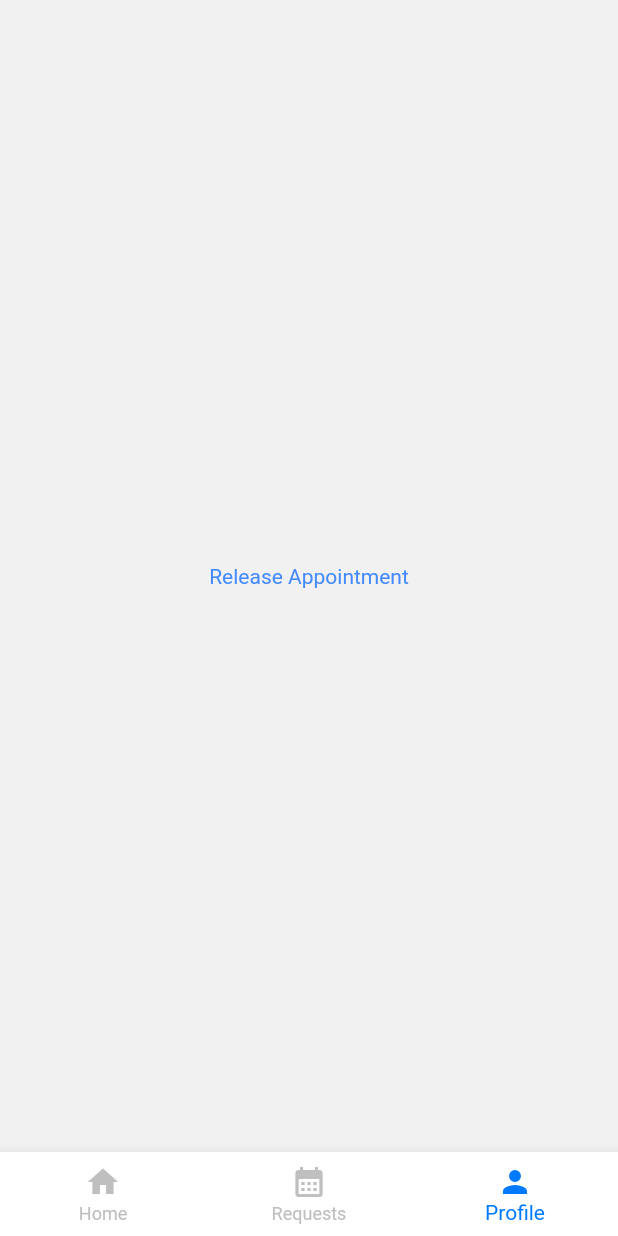
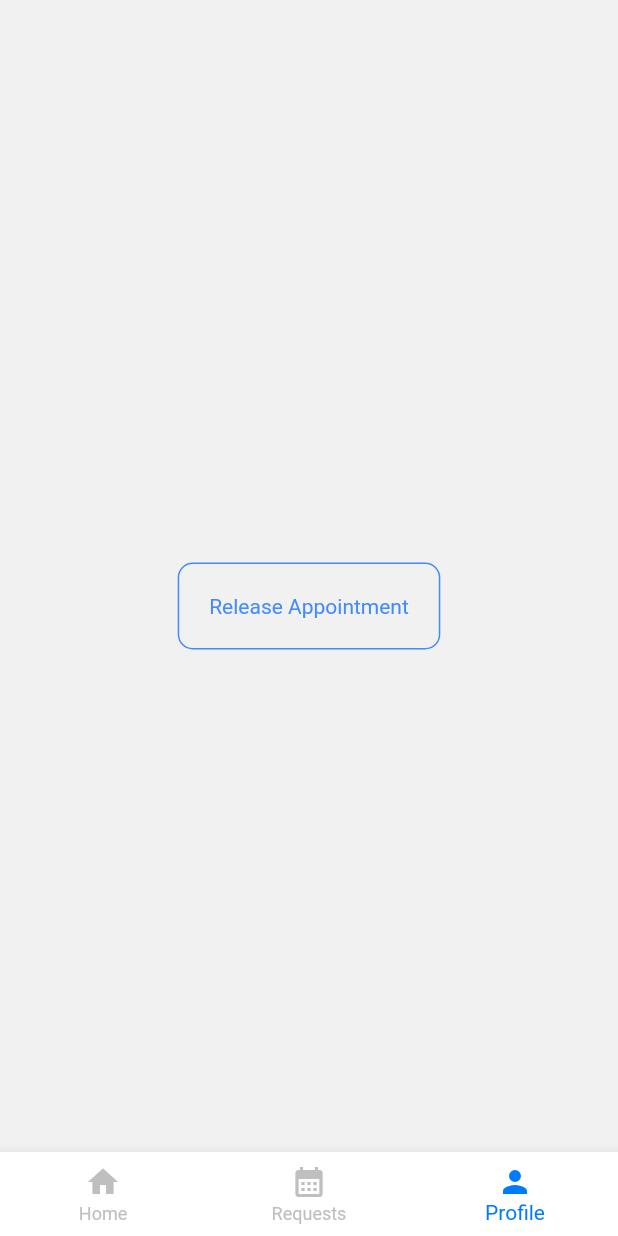
Before and after one commit to siddesh3101/eppo, a Flutter app: the ProfPage screen opened by its route, item 3 of the bottom bar chosen, after a tap on "Release Appointment", on a phone screen of 412 x 824 dp. Run offline on Flutter 3.47's test engine with Material 2 defaults, Android fonts, the phone set to English and light mode, and no system bars; our stand-ins replace calendar_timeline, carousel_slider, custom_sliding_segmented_control, dio, file_picker, firebase_core and 9 more; missing offline and left inert: booking_calendar, flutter_advanced_segment, flutter_google_places_hoc081098, geocoder, google_api_headers, google_maps_webservice and 2 more; accounts and stored records are empty; network calls fail.

Commit message:
lets goo

```diff
--- a/eppo/lib/pages/chat_page.dart
+++ b/eppo/lib/pages/chat_page.dart
@@ -27,7 +27,7 @@ class _ChatPageState extends State<ChatPage> {
   }
 
   setUpTimedFetch() {
-    Timer.periodic(Duration(milliseconds: 1000), (timer) {
+    Timer.periodic(Duration(milliseconds: 2000), (timer) {
       setState(() {
         _future =
             _chatRoomService.getChatMessages(widget.userId, widget.otherId);
@@ -117,6 +117,7 @@ class _ChatPageState extends State<ChatPage> {
                           ),
                           child: IconButton(
                             onPressed: () {
+                              if (_controller.text.isEmpty) return;
                               print('Send');
                               _chatRoomService.sendMessage(widget.userId,
                                   widget.otherId, _controller.text);
--- a/eppo/lib/pages/prof_home_page.dart
+++ b/eppo/lib/pages/prof_home_page.dart
@@ -233,7 +233,7 @@ class AppointmentCardProfessional extends StatelessWidget {
                             height: 2,
                           ),
                           Text(
-                            'Saloon',
+                            'Salon',
                             style: TextStyle(color: Color(MyColors.text01)),
                           ),
                         ],
@@ -303,11 +303,24 @@ class AppointmentCardProfessional extends StatelessWidget {
                               ),
                             );
                           },
-                        child: Text('Chat'),
+                          child: Text(
+                            'Chat',
+                            style: TextStyle(color: Colors.black),
                           ),
+                          style: ButtonStyle(
+                            backgroundColor:
+                                MaterialStateProperty.all(Color(MyColors.bg)),
+                          )),
                       ElevatedButton(
                         onPressed: _launchUrl,
-                        child: Text('Video Call'),
+                        child: Text(
+                          'Video Call',
+                          style: TextStyle(color: Colors.black),
+                        ),
+                        style: ButtonStyle(
+                          backgroundColor:
+                              MaterialStateProperty.all(Color(MyColors.bg)),
+                        ),
                       ),
                     ],
                   )
--- a/eppo/lib/pages/prof_page.dart
+++ b/eppo/lib/pages/prof_page.dart
@@ -31,7 +31,9 @@ class _ProfPageState extends State<ProfPage> {
   Widget build(BuildContext context) {
     return Scaffold(
       backgroundColor: MyColors.gray3,
-      body: PageView(
+      body: Padding(
+        padding: const EdgeInsets.only(top: 40),
+        child: PageView(
           controller: _pageController,
           physics: const NeverScrollableScrollPhysics(),
           children: [
@@ -45,14 +47,21 @@ class _ProfPageState extends State<ProfPage> {
                     onTap: () async {
                       var released = await AppointmentService().release();
                       if (released) {
-                      ScaffoldMessenger.of(context).showSnackBar(const SnackBar(
+                        ScaffoldMessenger.of(context)
+                            .showSnackBar(const SnackBar(
                           content: Text('Appointment Released'),
                         ));
                       }
                     },
+                    child: Container(
+                      decoration: BoxDecoration(
+                          border: Border.all(color: Colors.blueAccent),
+                          borderRadius: BorderRadius.circular(10)),
+                      padding: const EdgeInsets.all(20),
                       child: Text(
                         'Release Appointment',
                         style: TextStyle(color: Colors.blueAccent),
+                      ),
                     )),
               ),
             ),
@@ -62,6 +71,7 @@ class _ProfPageState extends State<ProfPage> {
               _currentIndex = idx;
             });
           },
+        ),
       ),
       bottomNavigationBar: BottomNavigationBar(
         backgroundColor: MyColors.white,
--- a/eppo/lib/pages/requests.dart
+++ b/eppo/lib/pages/requests.dart
@@ -138,7 +138,7 @@ class _PendingAppointmentsState extends State<PendingAppointments> {
                                               height: 5,
                                             ),
                                             Text(
-                                              "Hello",
+                                              "${snapshot.data!["userInfo"][index]["email"]}",
                                               style: TextStyle(
                                                 color: Color(MyColors.grey02),
                                                 fontSize: 12,
```
Also changed, not shown: eppo/lib/main.dart (+1 -9 lines), eppo/lib/pages/home_page.dart (+26 -4 lines), eppo/lib/pages/main_page.dart (+14 -5 lines). Lines whose indentation alone changed are shown as unchanged.
